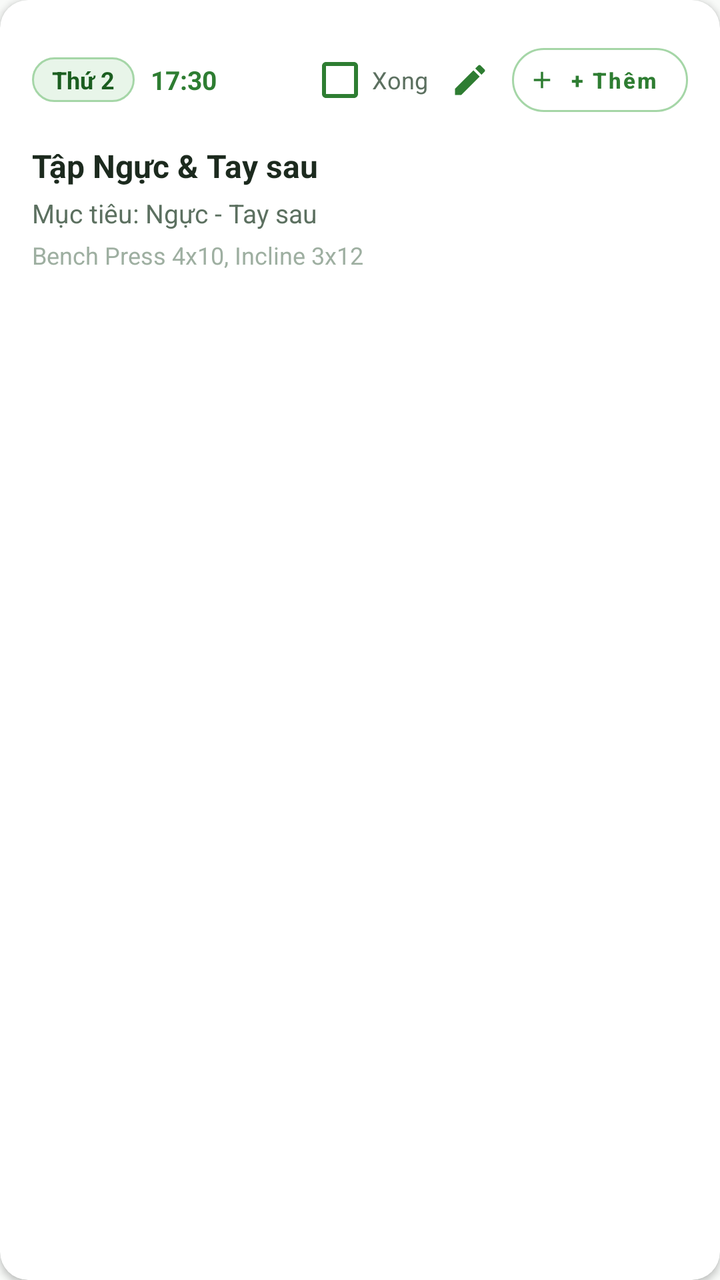
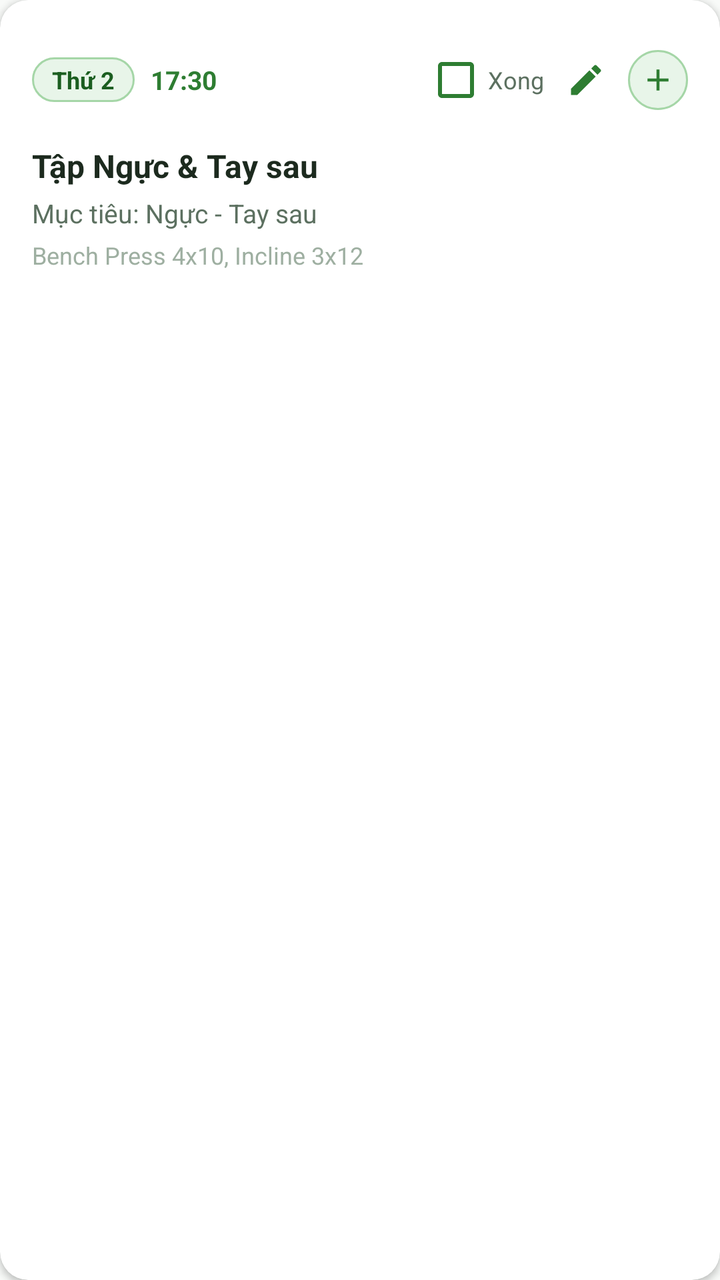

Two renders of the same Android screen: before a commit and after it. Below are the layout's source before the change and the commit's diff.
<!-- AndroidManifest.xml: application theme Theme.ChamSocSucKhoe -->
<!-- res/layout/item_schedule.xml -->
<?xml version="1.0" encoding="utf-8"?>
<androidx.cardview.widget.CardView xmlns:android="http://schemas.android.com/apk/res/android"
    xmlns:app="http://schemas.android.com/apk/res-auto"
    android:id="@+id/card_schedule_item"
    android:layout_width="match_parent"
    android:layout_height="wrap_content"
    android:layout_marginStart="16dp"
    android:layout_marginTop="6dp"
    android:layout_marginEnd="16dp"
    android:layout_marginBottom="6dp"
    android:clickable="true"
    android:focusable="true"
    android:foreground="?selectableItemBackground"
    app:cardBackgroundColor="@color/white"
    app:cardCornerRadius="14dp"
    app:cardElevation="2dp">

    <LinearLayout
        android:layout_width="match_parent"
        android:layout_height="wrap_content"
        android:orientation="vertical"
        android:padding="16dp">

        <LinearLayout
            android:layout_width="match_parent"
            android:layout_height="wrap_content"
            android:gravity="center_vertical"
            android:orientation="horizontal">

            <TextView
                android:id="@+id/tv_schedule_day"
                android:layout_width="wrap_content"
                android:layout_height="wrap_content"
                android:background="@drawable/bg_chip_green"
                android:paddingStart="10dp"
                android:paddingTop="3dp"
                android:paddingEnd="10dp"
                android:paddingBottom="3dp"
                android:text="Thứ 2"
                android:textColor="@color/primary_green_dark"
                android:textSize="12sp"
                android:textStyle="bold" />

            <TextView
                android:id="@+id/tv_schedule_time"
                android:layout_width="wrap_content"
                android:layout_height="wrap_content"
                android:layout_marginStart="8dp"
                android:text="17:30"
                android:textColor="@color/primary_green"
                android:textSize="13sp"
                android:textStyle="bold" />

            <View
                android:layout_width="0dp"
                android:layout_height="1dp"
                android:layout_weight="1" />

            
            <CheckBox
                android:id="@+id/cb_schedule_completed"
                android:layout_width="wrap_content"
                android:layout_height="wrap_content"
                android:buttonTint="@color/primary_green"
                android:text="Xong"
                android:textColor="@color/text_secondary"
                android:textSize="12sp" />

            
            <ImageView
                android:id="@+id/btn_edit_schedule_item"
                android:layout_width="30dp"
                android:layout_height="30dp"
                android:layout_marginStart="6dp"
                android:background="?selectableItemBackgroundBorderless"
                android:contentDescription="Sửa bài tập"
                android:padding="5dp"
                android:src="@drawable/ic_edit"
                app:tint="@color/primary_green" />

            
            <com.google.android.material.button.MaterialButton
                android:id="@+id/btn_add_schedule_exercise"
                style="@style/Widget.MaterialComponents.Button.OutlinedButton"
                android:layout_width="wrap_content"
                android:layout_height="32dp"
                android:layout_marginStart="6dp"
                android:insetTop="0dp"
                android:insetBottom="0dp"
                android:paddingStart="8dp"
                android:paddingEnd="10dp"
                android:text="+ Thêm"
                android:textAllCaps="false"
                android:textColor="@color/primary_green"
                android:textSize="11sp"
                android:textStyle="bold"
                app:cornerRadius="16dp"
                app:icon="@drawable/ic_add"
                app:iconPadding="2dp"
                app:iconSize="14dp"
                app:iconTint="@color/primary_green"
                app:strokeColor="@color/mint_green"
                app:strokeWidth="1dp" />
        </LinearLayout>

        <TextView
            android:id="@+id/tv_schedule_title"
            android:layout_width="match_parent"
            android:layout_height="wrap_content"
            android:layout_marginTop="8dp"
            android:text="Tập Ngực &amp; Tay sau"
            android:textColor="@color/text_primary"
            android:textSize="16sp"
            android:textStyle="bold" />

        <TextView
            android:id="@+id/tv_schedule_muscle"
            android:layout_width="match_parent"
            android:layout_height="wrap_content"
            android:layout_marginTop="4dp"
            android:text="Mục tiêu: Ngực - Tay sau"
            android:textColor="@color/text_secondary"
            android:textSize="13sp" />

        <TextView
            android:id="@+id/tv_schedule_notes"
            android:layout_width="match_parent"
            android:layout_height="wrap_content"
            android:layout_marginTop="4dp"
            android:text="Bench Press 4x10, Incline 3x12"
            android:textColor="@color/text_hint"
            android:textSize="12sp" />
    </LinearLayout>
</androidx.cardview.widget.CardView>
<!-- resources referenced by this layout -->
<resources>
  <color name="mint_green">#A5D6A7</color>
  <color name="primary_green">#2E7D32</color>
  <color name="primary_green_dark">#1B5E20</color>
  <color name="text_hint">#9EAFA1</color>
  <color name="text_primary">#1C2A1E</color>
  <color name="text_secondary">#5C7060</color>
  <color name="white">#FFFFFF</color>
  <!-- drawable bg_chip_green (drawable) -->
  <?xml version="1.0" encoding="utf-8"?>
  <shape xmlns:android="http://schemas.android.com/apk/res/android"
      android:shape="rectangle">
      <solid android:color="@color/soft_green_bg" />
      <corners android:radius="20dp" />
      <stroke
          android:width="1dp"
          android:color="@color/mint_green" />
  </shape>
  <!-- drawable ic_add (drawable) -->
  <vector xmlns:android="http://schemas.android.com/apk/res/android"
      android:width="24dp"
      android:height="24dp"
      android:viewportWidth="24"
      android:viewportHeight="24">
      <path
          android:fillColor="#FF000000"
          android:pathData="M19,13h-6v6h-2v-6H5v-2h6V5h2v6h6v2z" />
  </vector>
  <!-- drawable ic_edit (drawable) -->
  <vector xmlns:android="http://schemas.android.com/apk/res/android"
      android:width="24dp"
      android:height="24dp"
      android:viewportWidth="24"
      android:viewportHeight="24">
      <path
          android:fillColor="@color/primary_green"
          android:pathData="M3,17.25V21h3.75L17.81,9.94l-3.75,-3.75L3,17.25zM20.71,7.04c0.39,-0.39 0.39,-1.02 0,-1.41l-2.34,-2.34c-0.39,-0.39 -1.02,-0.39 -1.41,0l-1.83,1.83 3.75,3.75 1.83,-1.83z"/>
  </vector>
  <style name="Theme.ChamSocSucKhoe" parent="Theme.MaterialComponents.Light.NoActionBar">
          
          <item name="colorPrimary">@color/primary_green</item>
          <item name="colorPrimaryVariant">@color/primary_green_dark</item>
          <item name="colorOnPrimary">@color/white</item>
  
          
          <item name="colorSecondary">@color/primary_green_light</item>
          <item name="colorSecondaryVariant">@color/accent_green</item>
          <item name="colorOnSecondary">@color/white</item>
  
          
          <item name="android:statusBarColor">@color/primary_green_dark</item>
          <item name="android:windowLightStatusBar">false</item>
  
          
          <item name="android:windowBackground">@color/background_white</item>
          <item name="colorSurface">@color/card_background</item>
          <item name="colorOnSurface">@color/text_primary</item>
  
          
          <item name="bottomNavigationStyle">@style/Widget.Custom.BottomNavigationView</item>
      </style>
  <color name="soft_green_bg">#E8F5E9</color>
  <color name="primary_green_light">#4CAF50</color>
  <color name="accent_green">#66BB6A</color>
  <color name="background_white">#F8FAF8</color>
  <color name="card_background">#FFFFFF</color>
  <style name="Widget.Custom.BottomNavigationView" parent="Widget.MaterialComponents.BottomNavigationView">
          <item name="backgroundTint">@color/white</item>
          <item name="itemIconTint">@color/bottom_nav_color_selector</item>
          <item name="itemTextColor">@color/bottom_nav_color_selector</item>
          <item name="elevation">8dp</item>
      </style>
</resources>

<!-- the commit's change to res/layout/item_schedule.xml (unified diff, before → after) -->
@@ -79,28 +79,16 @@
                 app:tint="@color/primary_green" />
 
             
-            <com.google.android.material.button.MaterialButton
+            <ImageView
                 android:id="@+id/btn_add_schedule_exercise"
-                style="@style/Widget.MaterialComponents.Button.OutlinedButton"
-                android:layout_width="wrap_content"
-                android:layout_height="32dp"
+                android:layout_width="30dp"
+                android:layout_height="30dp"
                 android:layout_marginStart="6dp"
-                android:insetTop="0dp"
-                android:insetBottom="0dp"
-                android:paddingStart="8dp"
-                android:paddingEnd="10dp"
-                android:text="+ Thêm"
-                android:textAllCaps="false"
-                android:textColor="@color/primary_green"
-                android:textSize="11sp"
-                android:textStyle="bold"
-                app:cornerRadius="16dp"
-                app:icon="@drawable/ic_add"
-                app:iconPadding="2dp"
-                app:iconSize="14dp"
-                app:iconTint="@color/primary_green"
-                app:strokeColor="@color/mint_green"
-                app:strokeWidth="1dp" />
+                android:background="@drawable/bg_circle_green"
+                android:contentDescription="Thêm bài tập"
+                android:padding="6dp"
+                android:src="@drawable/ic_add"
+                app:tint="@color/primary_green" />
         </LinearLayout>
 
         <TextView
<!-- resource entries referenced after the edit -->
@@ -13,6 +13,15 @@
       android:shape="rectangle">
       <solid android:color="@color/soft_green_bg" />
       <corners android:radius="20dp" />
+      <stroke
+          android:width="1dp"
+          android:color="@color/mint_green" />
+  </shape>
+  <!-- drawable bg_circle_green (drawable) -->
+  <?xml version="1.0" encoding="utf-8"?>
+  <shape xmlns:android="http://schemas.android.com/apk/res/android"
+      android:shape="oval">
+      <solid android:color="@color/soft_green_bg" />
       <stroke
           android:width="1dp"
           android:color="@color/mint_green" />
